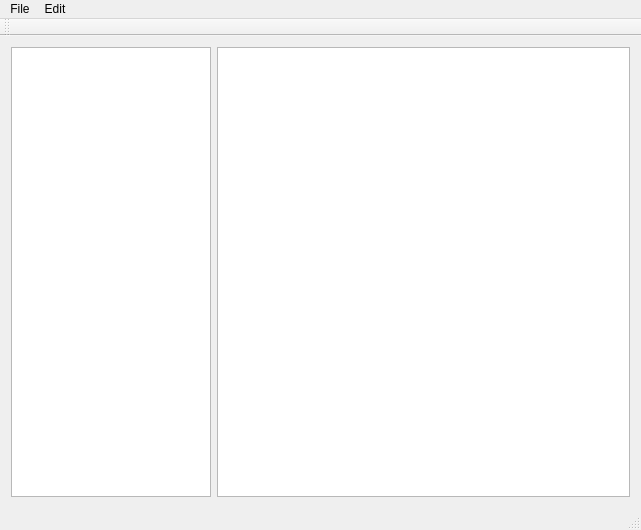
Above: GUI/mainwindow.ui from SignalCraft/SignalCraft-Designer before the change. Below: the same form after it.
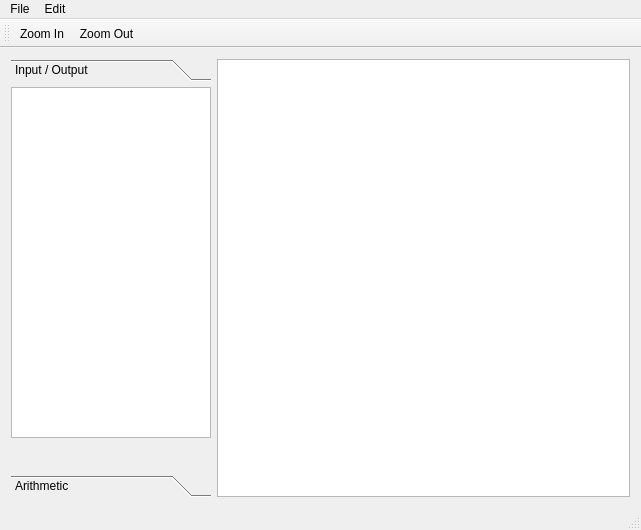
That is the form after the change. Icons and pictures are not drawn. Custom widgets are drawn as their Qt base class.

Patch:
```diff
--- a/GUI/mainwindow.ui
+++ b/GUI/mainwindow.ui
@@ -16,7 +16,13 @@
   <widget class="QWidget" name="centralWidget">
    <layout class="QHBoxLayout" name="horizontalLayout_2">
     <item>
-     <widget class="QListWidget" name="listWidget">
+     <widget class="QToolBox" name="toolBox">
+      <property name="sizePolicy">
+       <sizepolicy hsizetype="Expanding" vsizetype="Expanding">
+        <horstretch>0</horstretch>
+        <verstretch>0</verstretch>
+       </sizepolicy>
+      </property>
       <property name="minimumSize">
        <size>
         <width>200</width>
@@ -29,13 +35,143 @@
         <height>16777215</height>
        </size>
       </property>
-      <property name="viewMode">
-       <enum>QListView::IconMode</enum>
+      <property name="currentIndex">
+       <number>0</number>
       </property>
+      <widget class="QWidget" name="page_io">
+       <property name="geometry">
+        <rect>
+         <x>0</x>
+         <y>0</y>
+         <width>200</width>
+         <height>383</height>
+        </rect>
+       </property>
+       <property name="sizePolicy">
+        <sizepolicy hsizetype="Expanding" vsizetype="Expanding">
+         <horstretch>0</horstretch>
+         <verstretch>0</verstretch>
+        </sizepolicy>
+       </property>
+       <attribute name="label">
+        <string>Input / Output</string>
+       </attribute>
+       <widget class="QListView" name="listView_io">
+        <property name="geometry">
+         <rect>
+          <x>0</x>
+          <y>0</y>
+          <width>200</width>
+          <height>351</height>
+         </rect>
+        </property>
+        <property name="sizePolicy">
+         <sizepolicy hsizetype="Expanding" vsizetype="Expanding">
+          <horstretch>0</horstretch>
+          <verstretch>0</verstretch>
+         </sizepolicy>
+        </property>
+        <property name="minimumSize">
+         <size>
+          <width>200</width>
+          <height>0</height>
+         </size>
+        </property>
+        <property name="maximumSize">
+         <size>
+          <width>200</width>
+          <height>16777215</height>
+         </size>
+        </property>
+        <property name="dragEnabled">
+         <bool>false</bool>
+        </property>
+        <property name="dragDropMode">
+         <enum>QAbstractItemView::DragDrop</enum>
+        </property>
+        <property name="gridSize">
+         <size>
+          <width>80</width>
+          <height>80</height>
+         </size>
+        </property>
+        <property name="viewMode">
+         <enum>QListView::IconMode</enum>
+        </property>
+       </widget>
+      </widget>
+      <widget class="QWidget" name="page_arithmetic">
+       <property name="geometry">
+        <rect>
+         <x>0</x>
+         <y>0</y>
+         <width>200</width>
+         <height>383</height>
+        </rect>
+       </property>
+       <attribute name="label">
+        <string>Arithmetic</string>
+       </attribute>
+       <widget class="QListView" name="listView_arithmetic">
+        <property name="geometry">
+         <rect>
+          <x>0</x>
+          <y>0</y>
+          <width>200</width>
+          <height>192</height>
+         </rect>
+        </property>
+        <property name="sizePolicy">
+         <sizepolicy hsizetype="Expanding" vsizetype="Expanding">
+          <horstretch>0</horstretch>
+          <verstretch>0</verstretch>
+         </sizepolicy>
+        </property>
+        <property name="minimumSize">
+         <size>
+          <width>200</width>
+          <height>0</height>
+         </size>
+        </property>
+        <property name="maximumSize">
+         <size>
+          <width>200</width>
+          <height>16777215</height>
+         </size>
+        </property>
+        <property name="dragEnabled">
+         <bool>false</bool>
+        </property>
+        <property name="dragDropMode">
+         <enum>QAbstractItemView::DragDrop</enum>
+        </property>
+        <property name="viewMode">
+         <enum>QListView::IconMode</enum>
+        </property>
+       </widget>
+      </widget>
      </widget>
     </item>
     <item>
-     <widget class="MyGraphicsView" name="graphicsView"/>
+     <widget class="MyGraphicsView" name="graphicsView">
+      <property name="verticalScrollBarPolicy">
+       <enum>Qt::ScrollBarAsNeeded</enum>
+      </property>
+      <property name="horizontalScrollBarPolicy">
+       <enum>Qt::ScrollBarAsNeeded</enum>
+      </property>
+      <property name="sceneRect">
+       <rectf>
+        <x>0.000000000000000</x>
+        <y>0.000000000000000</y>
+        <width>0.000000000000000</width>
+        <height>0.000000000000000</height>
+       </rectf>
+      </property>
+      <property name="dragMode">
+       <enum>QGraphicsView::NoDrag</enum>
+      </property>
+     </widget>
     </item>
    </layout>
   </widget>
@@ -68,8 +204,28 @@
    <attribute name="toolBarBreak">
     <bool>false</bool>
    </attribute>
+   <addaction name="actionZoom_In"/>
+   <addaction name="actionZoom_Out"/>
   </widget>
   <widget class="QStatusBar" name="statusBar"/>
+  <action name="actionZoom_In">
+   <property name="icon">
+    <iconset resource="resources.qrc">
+     <normaloff>:/images/Zoom In.png</normaloff>:/images/Zoom In.png</iconset>
+   </property>
+   <property name="text">
+    <string>Zoom In</string>
+   </property>
+  </action>
+  <action name="actionZoom_Out">
+   <property name="icon">
+    <iconset resource="resources.qrc">
+     <normaloff>:/images/Zoom Out.png</normaloff>:/images/Zoom Out.png</iconset>
+   </property>
+   <property name="text">
+    <string>Zoom Out</string>
+   </property>
+  </action>
  </widget>
  <layoutdefault spacing="6" margin="11"/>
  <customwidgets>
```
Left out of the diff: 4 changed lines with no effect on the pictures.
